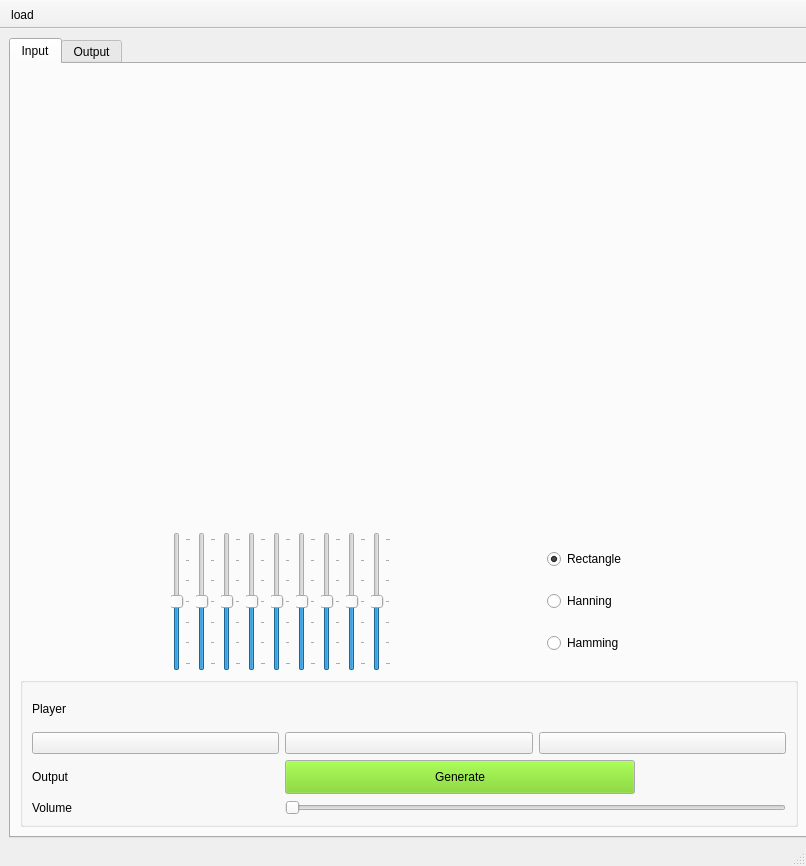
Ahmad-Abdalmageed/DSP_tasks-, file Task2/testGUI.ui: the form before one commit.
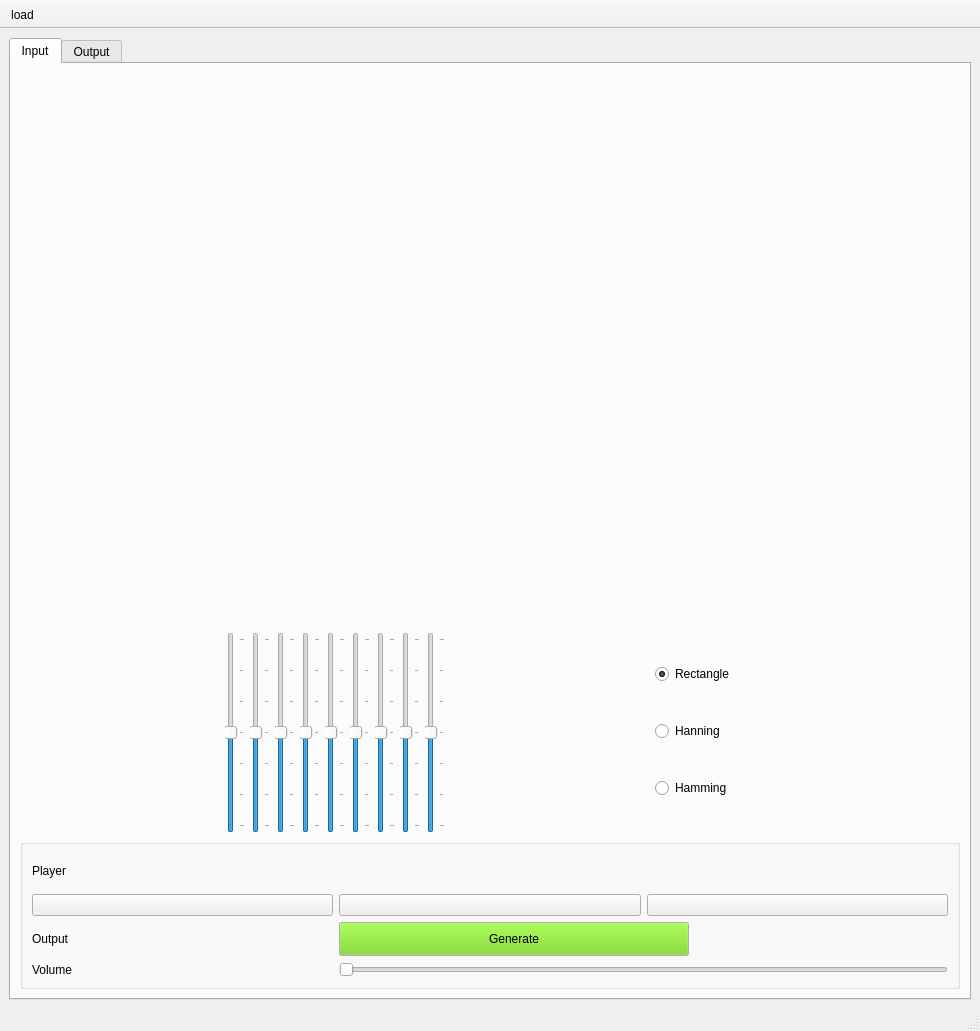
The form after the commit. Icons and pictures are not drawn. Custom widgets are drawn as their Qt base class.

Commit message: increased plot sizes

The edit to the form file:
```diff
--- a/Task2/testGUI.ui
+++ b/Task2/testGUI.ui
@@ -6,14 +6,14 @@
    <rect>
     <x>0</x>
     <y>0</y>
-    <width>806</width>
-    <height>866</height>
+    <width>980</width>
+    <height>1031</height>
    </rect>
   </property>
   <property name="minimumSize">
    <size>
-    <width>805</width>
-    <height>805</height>
+    <width>820</width>
+    <height>810</height>
    </size>
   </property>
   <property name="sizeIncrement">
@@ -31,8 +31,8 @@
   <widget class="QWidget" name="centralwidget">
    <property name="minimumSize">
     <size>
-     <width>805</width>
-     <height>805</height>
+     <width>820</width>
+     <height>810</height>
     </size>
    </property>
    <layout class="QGridLayout" name="gridLayout">
@@ -68,7 +68,7 @@
             <property name="minimumSize">
              <size>
               <width>200</width>
-              <height>140</height>
+              <height>180</height>
              </size>
             </property>
            </widget>
@@ -78,7 +78,7 @@
             <property name="minimumSize">
              <size>
               <width>200</width>
-              <height>140</height>
+              <height>180</height>
              </size>
             </property>
            </widget>
@@ -107,7 +107,7 @@
             <property name="minimumSize">
              <size>
               <width>130</width>
-              <height>160</height>
+              <height>180</height>
              </size>
             </property>
            </widget>
```
Left out of the diff: 2 changed lines with no effect on the pictures. The commit also changes 2 other files.
